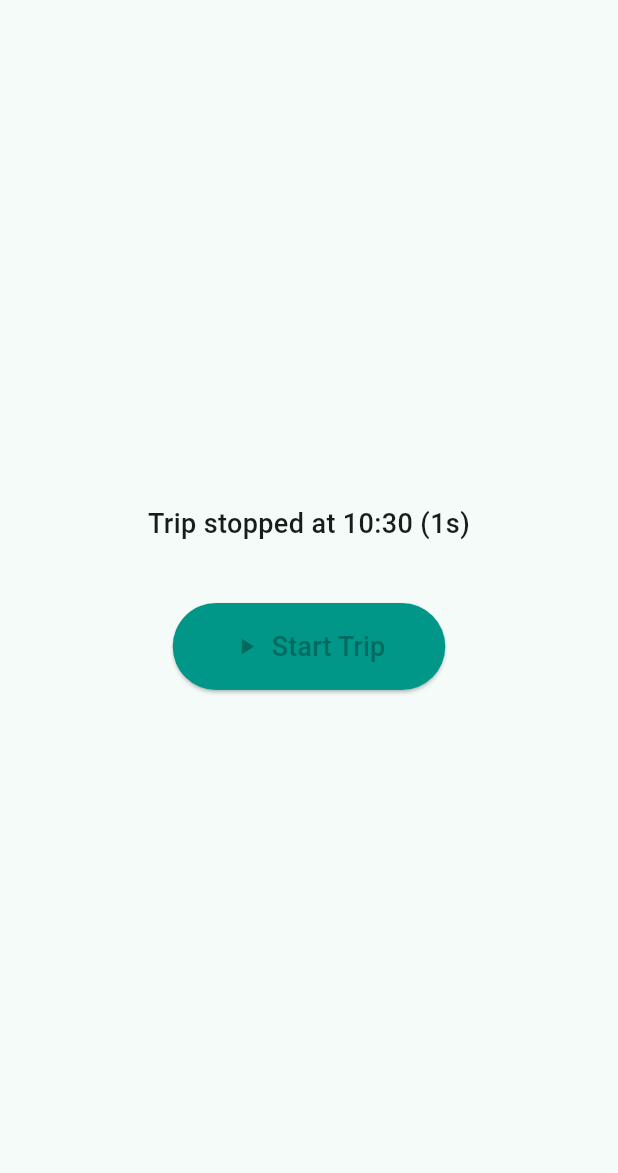
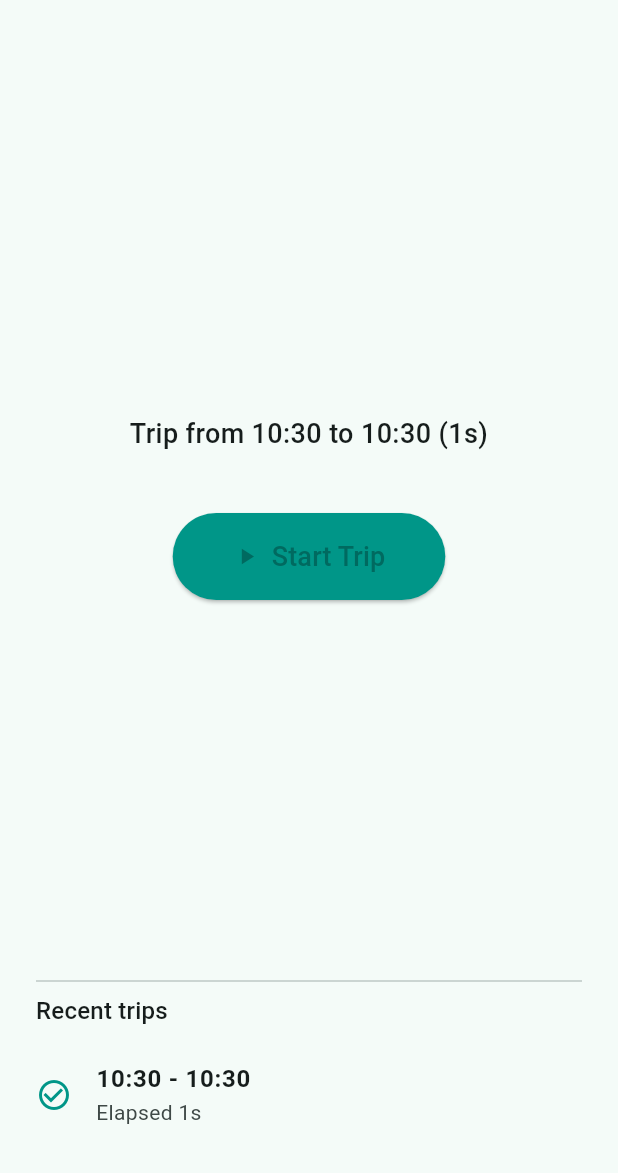
Before and after one commit to amsibert-fmms/mileage-tracker, a Flutter app: the screen it shows after launch, after a tap on "Start Trip", after a tap on "Stop Trip", on a phone screen of 412 x 824 dp, the part 63-1236 px from its top. Run offline on Flutter 3.47's test engine with Material 3 defaults, Android fonts, the phone set to English and light mode, and no system bars.

Commit message:
Add trip history list to home screen

```diff
--- a/lib/main.dart
+++ b/lib/main.dart
@@ -33,6 +33,9 @@ class _HomeScreenState extends State<HomeScreen> {
   Duration elapsed = Duration.zero;
   Timer? _timer;
   String? lastTripSummary;
+  final List<_TripRecord> _tripHistory = <_TripRecord>[];
+
+  static const int _maxHistoryItems = 5;
 
   void toggleTrip() {
     if (!tripActive) {
@@ -52,14 +55,18 @@ class _HomeScreenState extends State<HomeScreen> {
       });
     } else {
       final stopTime = DateTime.now();
-      final duration = stopTime.difference(startTime!);
+      final record = _TripRecord(startTime: startTime!, endTime: stopTime);
       _timer?.cancel();
       setState(() {
         tripActive = false;
-        elapsed = duration;
+        elapsed = record.duration;
         startTime = null;
-        lastTripSummary =
-            "Trip stopped at ${_formatTime(stopTime)} (${_formatDuration(duration)})";
+        _tripHistory.insert(0, record);
+        if (_tripHistory.length > _maxHistoryItems) {
+          _tripHistory.removeRange(
+              _maxHistoryItems, _tripHistory.length);
+        }
+        lastTripSummary = _formatTripSummary(record);
       });
     }
   }
@@ -86,6 +93,13 @@ class _HomeScreenState extends State<HomeScreen> {
     return '$hoursLabel$minutesLabel$secondsLabel'.trim();
   }
 
+  String _formatTripSummary(_TripRecord record) {
+    final start = _formatTime(record.startTime);
+    final end = _formatTime(record.endTime);
+    final duration = _formatDuration(record.duration);
+    return 'Trip from $start to $end ($duration)';
+  }
+
   @override
   Widget build(BuildContext context) {
     final statusText = tripActive
@@ -94,18 +108,25 @@ class _HomeScreenState extends State<HomeScreen> {
 
     return Scaffold(
       appBar: AppBar(title: const Text('Mileage Tracker')),
-      body: Center(
+      body: Padding(
+        padding: const EdgeInsets.symmetric(horizontal: 24, vertical: 16),
         child: Column(
-          mainAxisAlignment: MainAxisAlignment.center,
+          children: [
+            Expanded(
+              child: Center(
+                child: Column(
+                  mainAxisSize: MainAxisSize.min,
                   children: [
                     Text(statusText,
                         textAlign: TextAlign.center,
-                style: const TextStyle(fontSize: 18, fontWeight: FontWeight.w500)),
+                        style: const TextStyle(
+                            fontSize: 18, fontWeight: FontWeight.w500)),
                     const SizedBox(height: 40),
                     ElevatedButton.icon(
                       onPressed: toggleTrip,
                       style: ElevatedButton.styleFrom(
-                padding: const EdgeInsets.symmetric(horizontal: 40, vertical: 16),
+                        padding: const EdgeInsets.symmetric(
+                            horizontal: 40, vertical: 16),
                         backgroundColor: tripActive ? Colors.red : Colors.teal,
                       ),
                       icon: Icon(tripActive ? Icons.stop : Icons.play_arrow),
@@ -115,6 +136,49 @@ class _HomeScreenState extends State<HomeScreen> {
                   ],
                 ),
               ),
+            ),
+            if (_tripHistory.isNotEmpty) ...[
+              const Divider(),
+              Align(
+                alignment: Alignment.centerLeft,
+                child: Text(
+                  'Recent trips',
+                  style: Theme.of(context).textTheme.titleMedium,
+                ),
+              ),
+              const SizedBox(height: 8),
+              ListView.separated(
+                shrinkWrap: true,
+                physics: const NeverScrollableScrollPhysics(),
+                itemCount: _tripHistory.length,
+                separatorBuilder: (_, __) => const SizedBox(height: 8),
+                itemBuilder: (context, index) {
+                  final record = _tripHistory[index];
+                  return ListTile(
+                    contentPadding: EdgeInsets.zero,
+                    leading: const Icon(Icons.check_circle_outline,
+                        color: Colors.teal),
+                    title: Text(
+                      '${_formatTime(record.startTime)} - ${_formatTime(record.endTime)}',
+                      style: const TextStyle(fontWeight: FontWeight.w600),
+                    ),
+                    subtitle: Text('Elapsed ${_formatDuration(record.duration)}'),
+                  );
+                },
+              ),
+            ],
+          ],
+        ),
+      ),
     );
   }
 }
+
+class _TripRecord {
+  const _TripRecord({required this.startTime, required this.endTime});
+
+  final DateTime startTime;
+  final DateTime endTime;
+
+  Duration get duration => endTime.difference(startTime);
+}
```
Lines whose indentation alone changed are shown as unchanged.
